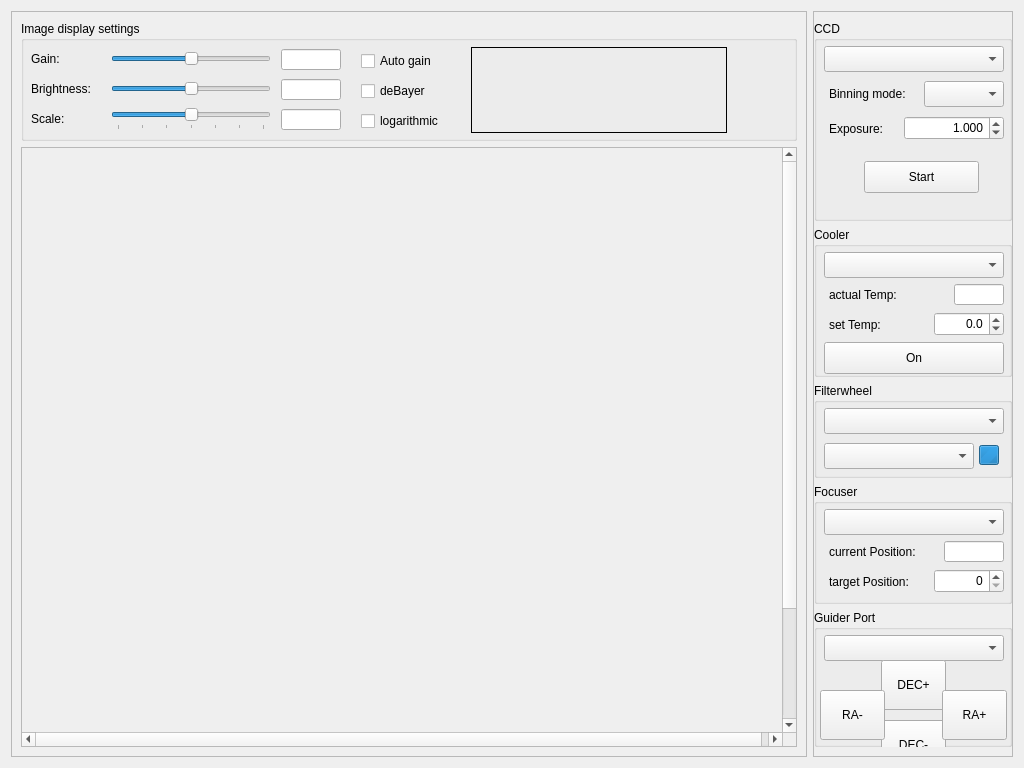
This is gui/snowgui/preview/previewwindow.ui in AndreasFMueller/AstroPhotography as Qt 5 draws it before an edit. The edited form follows.
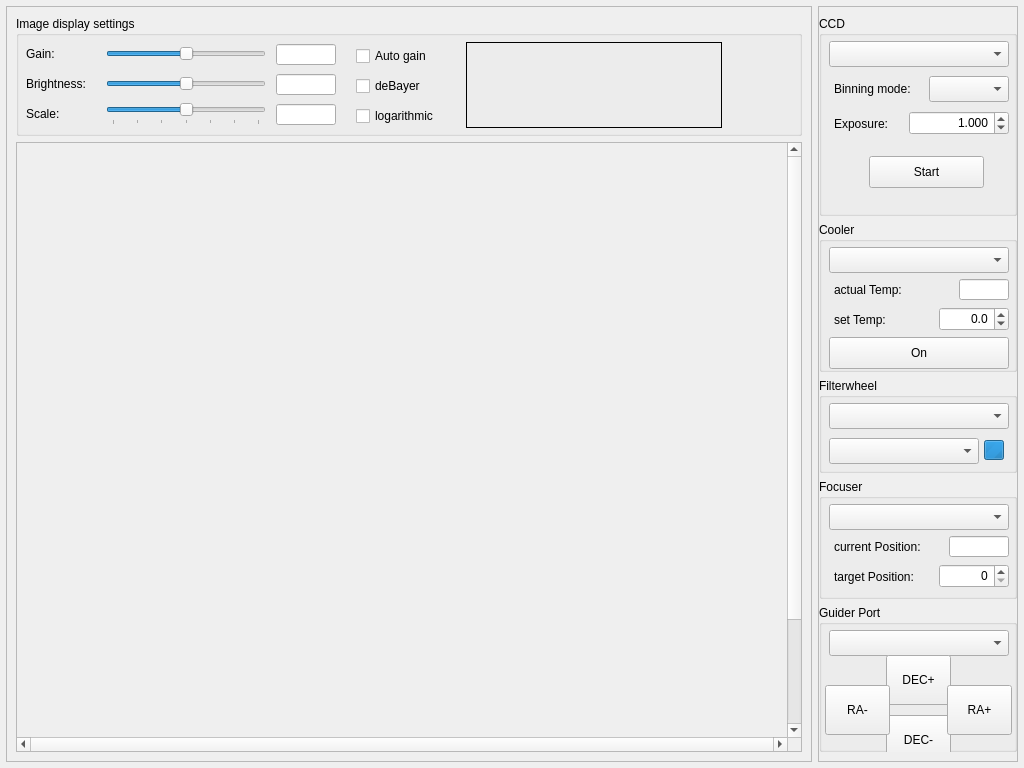
This is the edited form.

What changed in the file:
```diff
--- a/gui/snowgui/preview/previewwindow.ui
+++ b/gui/snowgui/preview/previewwindow.ui
@@ -14,6 +14,18 @@
    <string>Form</string>
   </property>
   <layout class="QHBoxLayout" name="horizontalLayout">
+   <property name="leftMargin">
+    <number>6</number>
+   </property>
+   <property name="topMargin">
+    <number>6</number>
+   </property>
+   <property name="rightMargin">
+    <number>6</number>
+   </property>
+   <property name="bottomMargin">
+    <number>6</number>
+   </property>
    <item>
     <widget class="QFrame" name="imageFrame">
      <property name="frameShape">
@@ -270,7 +282,7 @@
         <widget class="QWidget" name="scrollAreaWidgetContents">
          <property name="geometry">
           <rect>
-           <x>0</x>
+           <x>1</x>
            <y>0</y>
            <width>767</width>
            <height>727</height>
```
Left out of the diff: 3 changed lines with no effect on the pictures.
